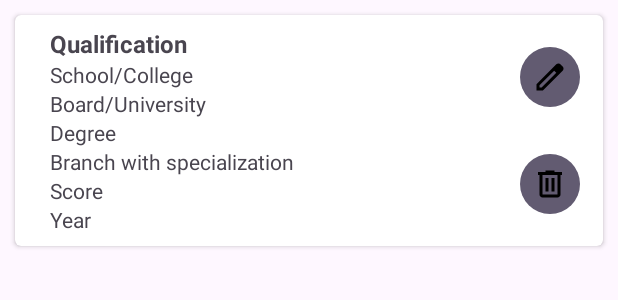
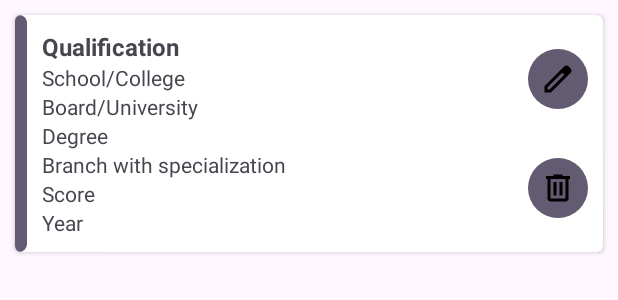
Before and after one commit to Kabirlakhadive/ResumateAI, an Android app built with Jetpack Compose: the layout item_education.xml on its own in the app's theme, with its tools: preview values and no code run, on a phone screen of 412 x 824 dp. Shown: the top 300 px of the screen. Run offline under Robolectric (Android 15) with nearby library versions, the phone set to English and light mode, and no system bars; Roboto replaces fonts that are not available here.

Commit message:
Chnaged the item design.

```diff
--- /dev/null
+++ b/app/src/main/res/drawable/item_design_element.xml
@@ -0,0 +1,7 @@
+<?xml version="1.0" encoding="utf-8"?>
+<shape xmlns:android="http://schemas.android.com/apk/res/android">
+    <solid android:color="?attr/colorAccent" />
+    <corners
+        android:bottomRightRadius="5dp"
+        android:topRightRadius="5dp" />
+</shape>
--- a/app/src/main/res/layout/item_education.xml
+++ b/app/src/main/res/layout/item_education.xml
@@ -11,14 +11,23 @@
     <androidx.constraintlayout.widget.ConstraintLayout
         android:layout_width="match_parent"
         android:layout_height="match_parent"
-        android:paddingHorizontal="15dp">
+        android:paddingRight="10dp">
+        <ImageView
+            android:layout_width="8dp"
+            android:layout_height="0dp"
+            app:layout_constraintStart_toStartOf="parent"
+            app:layout_constraintTop_toTopOf="parent"
+            app:layout_constraintBottom_toBottomOf="parent"
+            android:src="@drawable/item_design_element"
+            />
 
         <LinearLayout
             android:id="@+id/item_linear_layout"
             android:layout_width="0dp"
             android:layout_height="wrap_content"
             android:orientation="vertical"
-            android:padding="8dp"
+            android:paddingVertical="10dp"
+            android:paddingHorizontal="18dp"
             app:layout_constraintBottom_toBottomOf="parent"
             app:layout_constraintEnd_toStartOf="@id/btn_edit"
             app:layout_constraintStart_toStartOf="parent"
```
Also changed, not shown: app/src/main/res/drawable/rounded_bg.xml (deleted, +0 -8 lines), app/src/main/res/layout/item_achievement.xml (+10 -3 lines), app/src/main/res/layout/item_certification.xml (+10 -3 lines), app/src/main/res/layout/item_exerience.xml (+11 -3 lines), app/src/main/res/layout/item_project.xml (+10 -3 lines).
